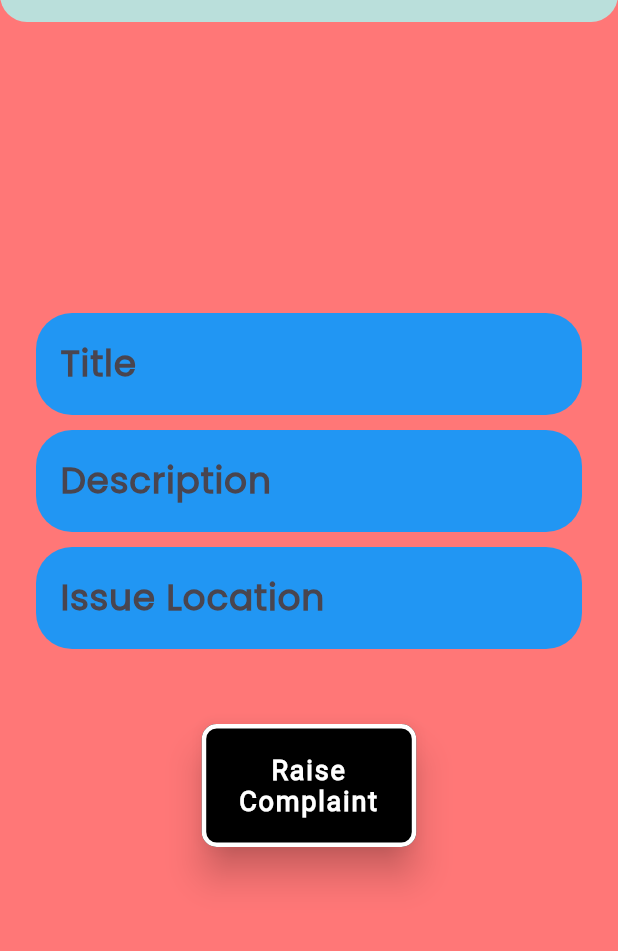
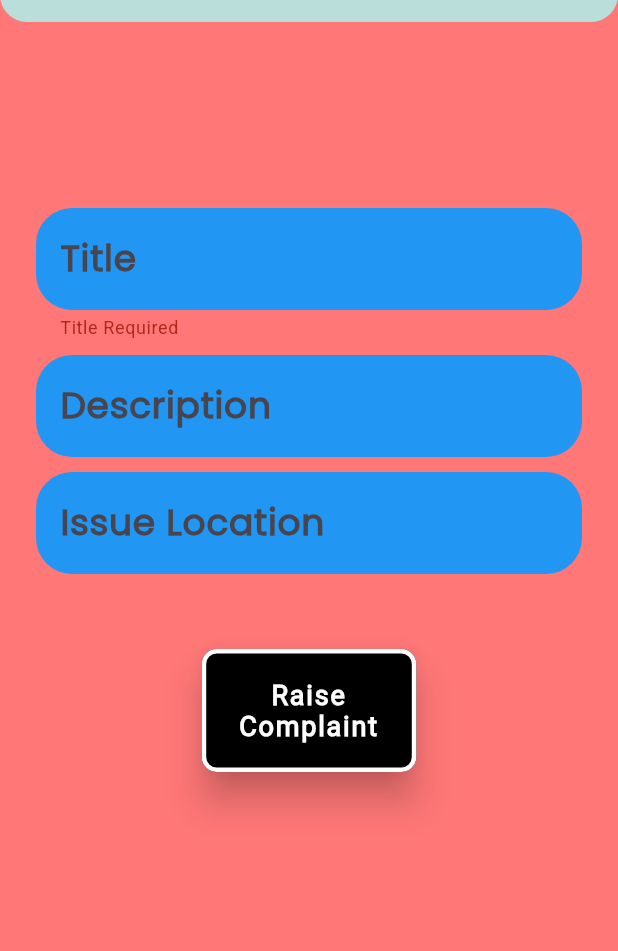
Before and after one commit to meetasati07/Campus_Complaint, a Flutter app: the ComplaintPage screen opened directly, after a tap on an icon or button, on a phone screen of 412 x 824 dp, the part 98-1049 px from its top. Run offline on Flutter 3.47's test engine with Material 3 defaults, Android fonts, the phone set to English and light mode, and no system bars.

Commit message:
fix: login and complaint page overflow

```diff
--- a/lib/pages/complaint_page.dart
+++ b/lib/pages/complaint_page.dart
@@ -14,11 +14,17 @@ class ComplaintPage extends StatelessWidget {
           Profile()
         ],
       ),
-      body: Column(
-        mainAxisAlignment: MainAxisAlignment.center,
-        children: [
-          Padding(padding: const EdgeInsets.all(24.0), child: ComplaintForm()),
-        ],
+      body: SingleChildScrollView(
+        child: Container(
+          padding: const EdgeInsets.all(24.0),
+          margin: EdgeInsets.fromLTRB(0, 100, 0, 0),
+          child: Column(
+            mainAxisAlignment: MainAxisAlignment.center,
+            children: [
+              ComplaintForm(),
+            ],
+          ),
+        ),
       ),
     );
   }
--- a/lib/widgets/complaint_form.dart
+++ b/lib/widgets/complaint_form.dart
@@ -75,7 +75,13 @@ class _ComplaintFormState extends State<ComplaintForm> {
           ),
           SizedBox(height: 50),
           ElevatedButton(
-            onPressed: () {},
+            onPressed: () {
+              if (_formKey.currentState!.validate()) {
+                ScaffoldMessenger.of(context).showSnackBar(
+                  const SnackBar(content: Text('Complaint Raised')),
+                );
+              }
+            },
             style: ElevatedButton.styleFrom(
               padding: EdgeInsets.symmetric(vertical: 20, horizontal: 25),
             ),
--- a/lib/widgets/signup_form.dart
+++ b/lib/widgets/signup_form.dart
@@ -131,7 +131,7 @@ class _SignupFormState extends State<SignupForm> {
                   });
                 },
               ),
-              Text('You hereby accept the Terms and Conditions.')
+              Text('You hereby accept the \nTerms and Conditions.')
             ],
           ),
           SizedBox(height: 10),
```
Also changed, not shown: lib/pages/login_page.dart (+9 -5 lines).
